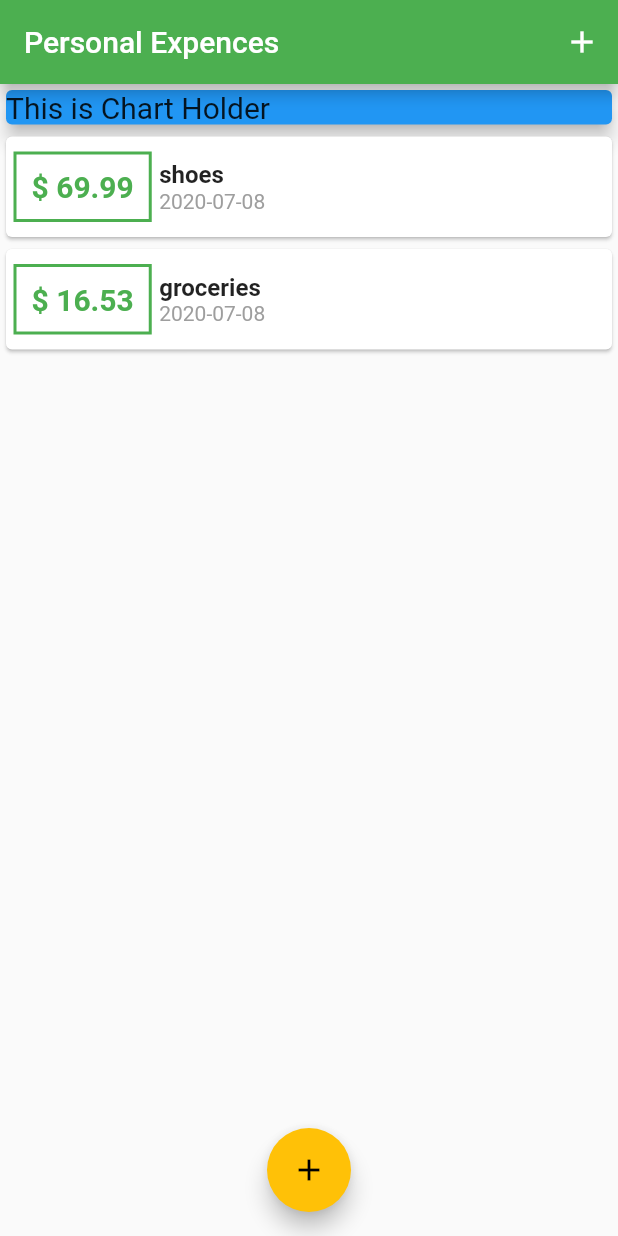
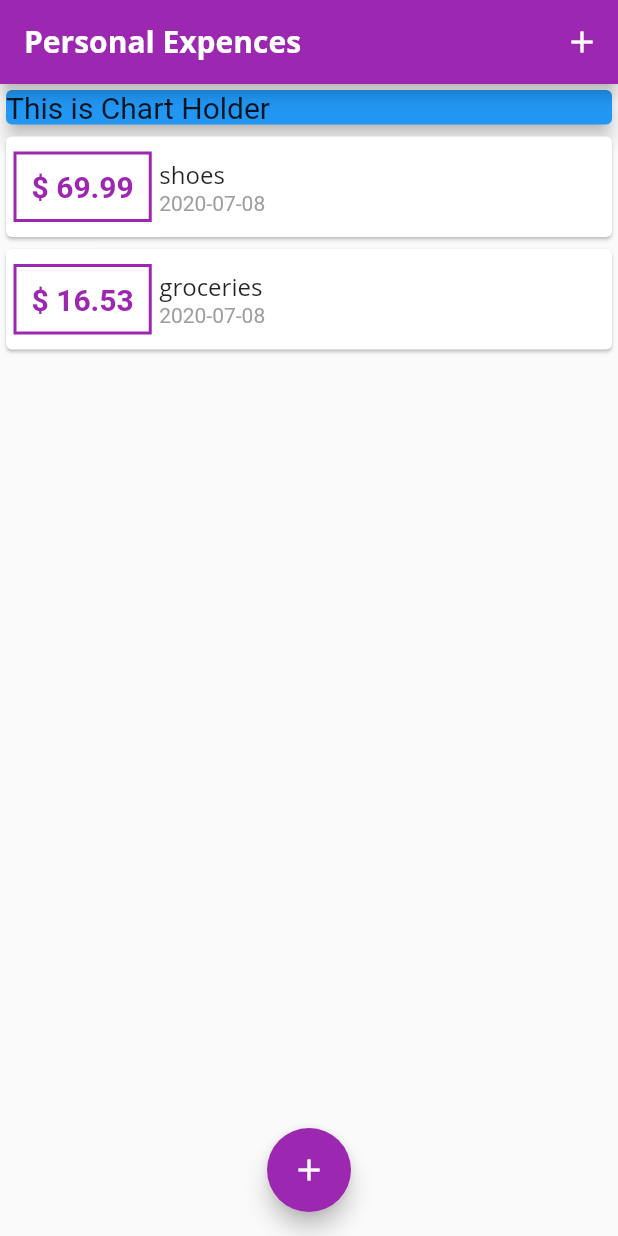
Before and after one commit to praveenbapuram/flutter_expense_calculator, a Flutter app: the screen it shows after launch, on a phone screen of 412 x 824 dp. Run offline on Flutter 3.47's test engine with Material 2 defaults, Android fonts, the phone set to English and light mode, and no system bars.

Commit message:
Adding fonts. Added AppBar Theme. Added Text Theme.

```diff
--- a/lib/main.dart
+++ b/lib/main.dart
@@ -14,10 +14,21 @@ class MyApp extends StatelessWidget {
     return MaterialApp(
       title: "Personal Expences",
       theme: ThemeData(
-       // primaryColor : Colors.red  this is fixed colour but the primaryswatch generates the many varients.
-       primarySwatch: Colors.green,
-       accentColor: Colors.amber
-      ),
+          // primaryColor : Colors.red  this is fixed colour but the primaryswatch generates the many varients.
+          primarySwatch: Colors.purple,
+          accentColor: Colors.purple,
+          fontFamily: 'QuickSand',
+          textTheme: ThemeData.light().textTheme.copyWith(
+              headline6: TextStyle(
+                  fontFamily: 'OpenSans',
+                  fontSize: 16,
+                  fontWeight: FontWeight.normal)),
+          appBarTheme: AppBarTheme(
+              textTheme: ThemeData.light().textTheme.copyWith(
+                  headline6: TextStyle(
+                      fontFamily: 'OpenSans',
+                      fontSize: 20,
+                      fontWeight: FontWeight.bold)))),
       home: MyHomePage(),
     );
   }
@@ -29,7 +40,6 @@ class MyHomePage extends StatefulWidget {
 }
 
 class _MyHomePageState extends State<MyHomePage> {
-
   void _addNewTransaction(String txTittle, double txnAmount) {
     final newTxn = new Transaction(
         id: DateTime.now().toString(),
--- a/lib/widgets/transaction_list.dart
+++ b/lib/widgets/transaction_list.dart
@@ -26,7 +26,7 @@ class TransactionList extends StatelessWidget {
                     margin: EdgeInsets.symmetric(horizontal: 5, vertical: 10),
                     decoration: BoxDecoration(
                         border: Border.all(
-                       color: Theme.of(context).primaryColor,
+                      color: Theme.of(context).primaryColor,
                       width: 2,
                     )),
                     padding: EdgeInsets.all(10),
@@ -36,8 +36,7 @@ class TransactionList extends StatelessWidget {
                     children: <Widget>[
                       Text(
                         transctions[index].tittle,
-                        style: TextStyle(
-                            fontSize: 16, fontWeight: FontWeight.bold),
+                        style: Theme.of(context).textTheme.headline6,
                       ),
                       Text(
                         DateFormat('yyyy-MM-dd')
```
Also changed, not shown: pubspec.yaml (+13 -11 lines), assets/fonts/OpenSans-Bold.ttf (added), assets/fonts/OpenSans-Regular.ttf (added), assets/fonts/Quicksand-Bold.ttf (added), assets/fonts/Quicksand-Light.ttf (added), assets/fonts/Quicksand-Medium.ttf (added), assets/fonts/Quicksand-Regular.ttf (added).
